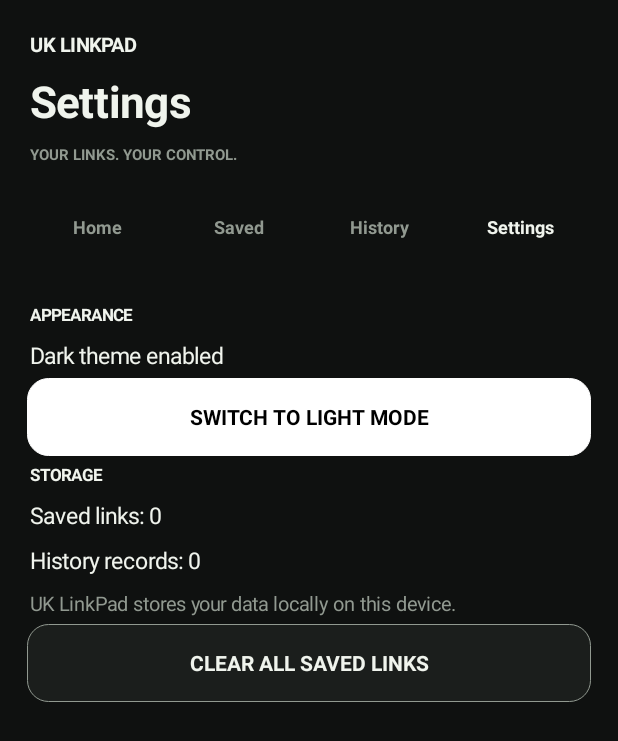
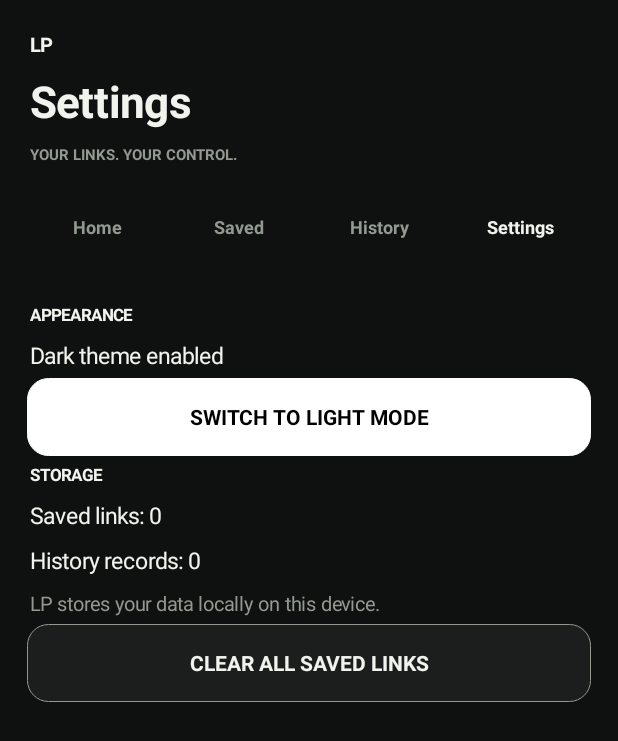
Before and after one commit to Noshi09/uk-linkpad., an Android app: the screen it shows after launch (MainActivity), after a tap on "Settings", on a phone screen of 412 x 824 dp. Shown: the top 741 px of the screen. Run offline under Robolectric (Android 15) with nearby library versions, the phone set to English and light mode, and no system bars; 2 other taps on this screen came first.

Commit message:
Change app branding to LP

```diff
--- a/app/src/main/AndroidManifest.xml
+++ b/app/src/main/AndroidManifest.xml
@@ -1,7 +1,7 @@
 <manifest xmlns:android="http://schemas.android.com/apk/res/android">
     <application
         android:allowBackup="false"
-        android:label="UK LinkPad"
+        android:label="LP"
         android:icon="@mipmap/ic_launcher"
         android:roundIcon="@mipmap/ic_launcher"
         android:theme="@style/AppTheme">
--- a/app/src/main/java/com/uk/linkpad/MainActivity.kt
+++ b/app/src/main/java/com/uk/linkpad/MainActivity.kt
@@ -52,7 +52,7 @@ class MainActivity : Activity() {
             setTextColor(Color.WHITE)
         }
         val name = TextView(this).apply {
-            text = "UK LINKPAD"
+            text = "LP"
             textSize = 25f
             typeface = Typeface.DEFAULT_BOLD
             letterSpacing = 0.18f
@@ -155,7 +155,7 @@ class MainActivity : Activity() {
             orientation = LinearLayout.VERTICAL
         }
 
-        header.addView(text("UK LINKPAD", 13f, lime, true))
+        header.addView(text("LP", 13f, lime, true))
         header.addView(text(page, 29f, fg, true))
         header.addView(text("YOUR LINKS. YOUR CONTROL.", 10f, muted, true))
         root.addView(header)
@@ -269,7 +269,7 @@ class MainActivity : Activity() {
                 content.addView(text("STORAGE", 11f, lime, true))
                 content.addView(text("Saved links: ${saved.size}"))
                 content.addView(text("History records: ${history.size}"))
-                content.addView(text("UK LinkPad stores your data locally on this device.", 13f, muted))
+                content.addView(text("LP stores your data locally on this device.", 13f, muted))
                 content.addView(button("CLEAR ALL SAVED LINKS", { clearSaved() }))
             }
         }
```
